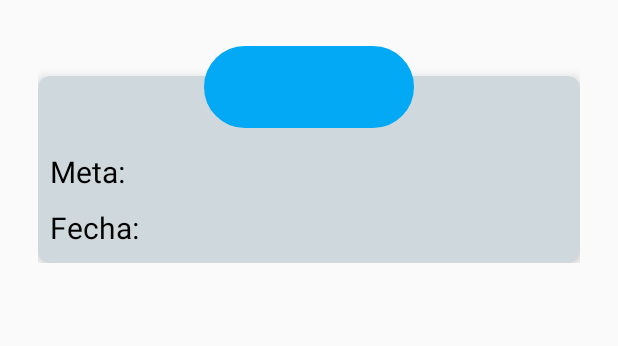
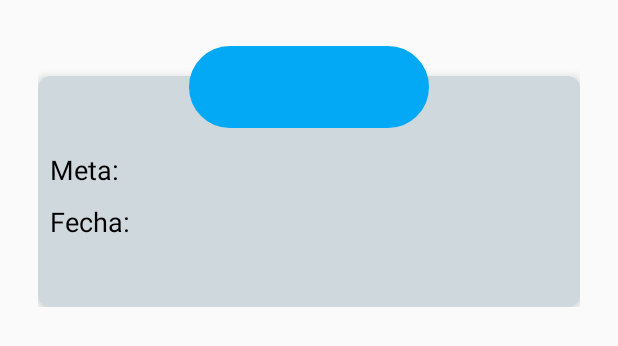
Before and after one commit to DarvinCD/IntegradorMovil, an Android app: the layout item_metas.xml on its own in the app's theme, with its tools: preview values and no code run, on a phone screen of 412 x 824 dp. Shown: the top 346 px of the screen. Run offline under Robolectric (Android 15) with nearby library versions, the phone set to English and light mode, and no system bars.

Commit message:
cambios en Metas

```diff
--- a/app/src/main/java/com/example/daniel/integradormovil/SplashActivity.java
+++ b/app/src/main/java/com/example/daniel/integradormovil/SplashActivity.java
@@ -5,10 +5,21 @@ import android.content.Intent;
 import android.os.Handler;
 import android.support.v7.app.AppCompatActivity;
 import android.os.Bundle;
+import android.view.View;
 import android.view.Window;
 import android.view.WindowManager;
+import android.widget.ProgressBar;
+import android.widget.TextView;
 
-public class SplashActivity extends AppCompatActivity {
+import java.util.Timer;
+import java.util.TimerTask;
+
+public class SplashActivity extends AppCompatActivity{
+
+        private Timer timer;
+        private ProgressBar progressBar;
+        private int i=0;
+        TextView textView;
 
     @Override
     protected void onCreate(Bundle savedInstanceState) {
@@ -16,10 +27,13 @@ public class SplashActivity extends AppCompatActivity {
         requestWindowFeature(Window.FEATURE_NO_TITLE);
         getWindow().setFlags(WindowManager.LayoutParams.FLAG_FULLSCREEN,WindowManager.LayoutParams.FLAG_FULLSCREEN);
         setContentView(R.layout.activity_splash);
+        getSupportActionBar().hide();
+        progressBar=(ProgressBar)findViewById(R.id.progressBar);
+        progressBar.setProgress(0);
+        textView=(TextView)findViewById(R.id.textView);
+        textView.setText("");
 
-        getSupportActionBar().hide();
-
-        new Handler().postDelayed(new Runnable() {
+       /* new Handler().postDelayed(new Runnable() {
             @Override
             public void run() {
 
@@ -27,7 +41,34 @@ public class SplashActivity extends AppCompatActivity {
                 startActivity(intent);
                 finish();
             }
-        },5000);
+        },5000); */
+
+        final long period = 100;
+        timer=new Timer();
+        timer.schedule(new TimerTask() {
+            @Override
+            public void run() {
+                //this repeats every 100 ms
+                if (i<100){
+                    runOnUiThread(new Runnable() {
+                        @Override
+                        public void run() {
+                            textView.setVisibility(View.INVISIBLE);
+                            textView.setText(String.valueOf(i)+"%");
+                        }
+                    });
+                    progressBar.setProgress(i);
+                    i++;
+                }else{
+                    //closing the timer
+                    timer.cancel();
+                    Intent intent =new Intent(SplashActivity.this,LoginActivity.class);
+                    startActivity(intent);
+                    // close this activity
+                    finish();
+                }
+            }
+        }, 0, period);
 
     }
 }
--- a/app/src/main/java/com/example/daniel/integradormovil/model/Meta.java
+++ b/app/src/main/java/com/example/daniel/integradormovil/model/Meta.java
@@ -9,16 +9,18 @@ public class Meta {
     private String nombre_meta;
     private String monto_meta;
     private String fecha_meta;
+    //private String ahorrado_meta;
 
     public Meta() {
 
     }
 
 
-    public Meta(String nombre_meta, String monto_meta, String fecha_meta) {
+    public Meta(String nombre_meta, String monto_meta, String fecha_meta, String ahorrado_meta) {
         this.nombre_meta = nombre_meta;
         this.monto_meta = monto_meta;
         this.fecha_meta = fecha_meta;
+        //this.ahorrado_meta=ahorrado_meta;
     }
 
 
@@ -45,4 +47,5 @@ public class Meta {
     public void setFecha_meta(String fecha_meta) {
         this.fecha_meta = fecha_meta;
     }
+
 }
--- a/app/src/main/res/layout/item_metas.xml
+++ b/app/src/main/res/layout/item_metas.xml
@@ -47,9 +47,9 @@
                         android:layout_marginTop="30dp"
                         android:layout_marginBottom="10dp"
                         android:text="Meta:"
-                        android:layout_span="2"
+                        android:layout_span="3"
                         android:textColor="#000000"
-                        android:textSize="20dp" />
+                        android:textSize="18dp" />
 
                     <TextView
                         android:id="@+id/txtNombreMeta"
@@ -59,7 +59,7 @@
                         android:layout_marginBottom="10dp"
                         android:textColor="#000000"
                         android:layout_span="5"
-                        android:textSize="20dp" />
+                        android:textSize="18dp" />
 
                 </TableRow>
 
@@ -73,9 +73,9 @@
                         android:layout_height="fill_parent"
                         android:layout_marginBottom="10dp"
                         android:text="Fecha:"
-                        android:layout_span="2"
+                        android:layout_span="3"
                         android:textColor="#000000"
-                        android:textSize="20dp" />
+                        android:textSize="18dp" />
 
                     <TextView
                         android:id="@+id/txtfechalimite"
@@ -84,8 +84,34 @@
                         android:layout_marginBottom="10dp"
                         android:textColor="#000000"
                         android:layout_span="5"
-                        android:textSize="20dp" />
+                        android:textSize="18dp" />
 
+
+                </TableRow>
+
+                <TableRow
+                    android:layout_width="fill_parent"
+                    android:layout_height="wrap_content">
+
+
+                    <TextView
+                        android:id="@+id/textAhorro"
+                        android:layout_width="fill_parent"
+                        android:layout_height="fill_parent"
+                        android:layout_marginBottom="10dp"
+                        android:text=""
+                        android:layout_span="3"
+                        android:textColor="#000000"
+                        android:textSize="18dp" />
+
+                    <TextView
+                        android:id="@+id/txtAhorroMeta"
+                        android:layout_width="fill_parent"
+                        android:layout_height="fill_parent"
+                        android:layout_marginBottom="10dp"
+                        android:textColor="#000000"
+                        android:layout_span="5"
+                        android:textSize="18dp" />
 
                 </TableRow>
 
@@ -104,7 +130,7 @@
 
         <TextView
             android:id="@+id/txtMontoMenta"
-            android:layout_width="140dp"
+            android:layout_width="160dp"
             android:layout_height="wrap_content"
             android:layout_marginTop="5dp"
             android:layout_marginBottom="10dp"
--- a/app/src/main/res/menu/activity_navegation_drawer.xml
+++ b/app/src/main/res/menu/activity_navegation_drawer.xml
@@ -5,12 +5,8 @@
 
     <group android:checkableBehavior="single">
         <item
-            android:id="@+id/nav_camera"
+            android:id="@+id/nav_gallery"
             android:checked="true"
-            android:icon="@drawable/ic_menu_perfil"
-            android:title="Perfil" />
-        <item
-            android:id="@+id/nav_gallery"
             android:icon="@drawable/ic_menu_ahorro"
             android:title="Ahorro" />
         <item
```
Also changed, not shown: app/src/main/java/com/example/daniel/integradormovil/FragmentMetas.java (+14 -4 lines), app/src/main/java/com/example/daniel/integradormovil/NavegationActivity.java (+5 -5 lines), app/src/main/java/com/example/daniel/integradormovil/RecyclerAdapter.java (+31 -17 lines), app/src/main/res/layout/activity_splash.xml (+22 -7 lines).
